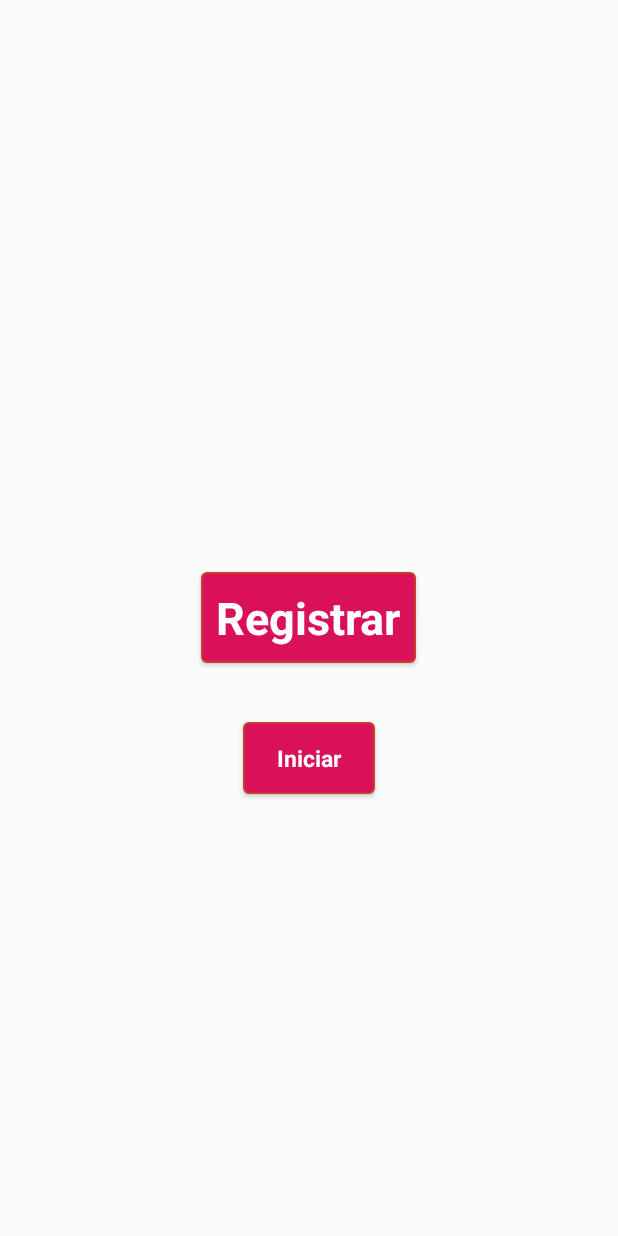
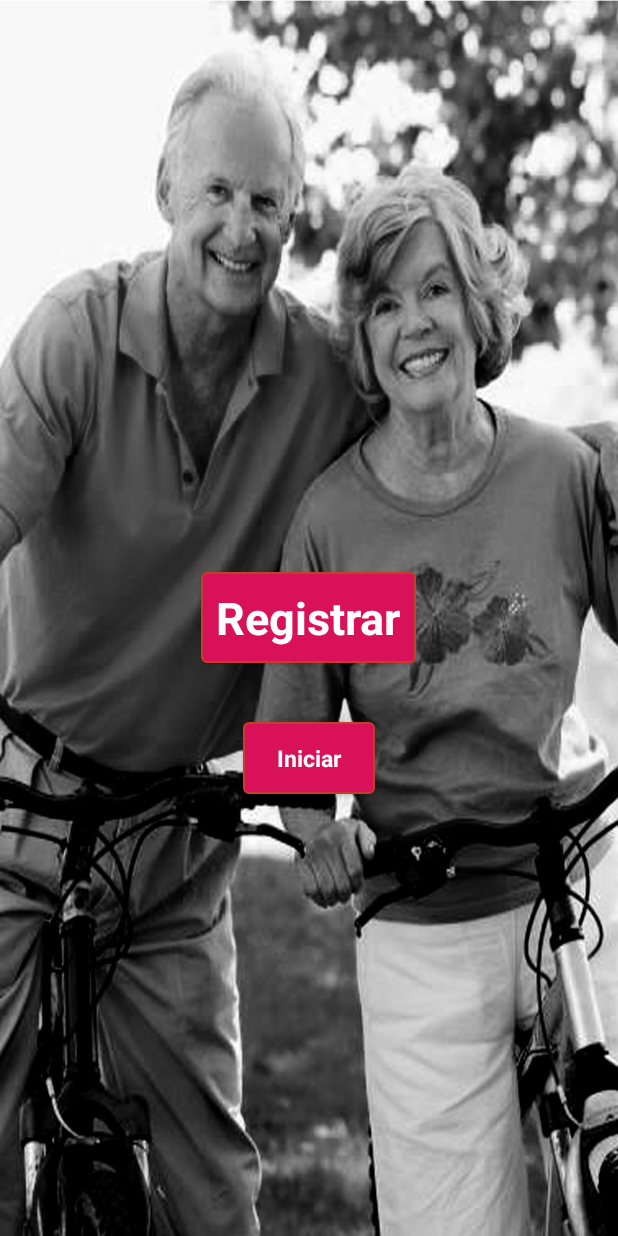
Before and after one commit to garyifm/Tinderly, an Android app: the screen it shows after launch (Index), on a phone screen of 412 x 824 dp. Run offline under Robolectric (Android 15) with nearby library versions, the phone set to English and light mode, and no system bars; libraries missing offline, so code that uses them is left out: com.parse; 8 statements that could not run were skipped.

Commit message:
background añadido

```diff
--- a/ParseStarterProject/src/main/res/layout/content_index.xml
+++ b/ParseStarterProject/src/main/res/layout/content_index.xml
@@ -10,7 +10,8 @@
     android:paddingTop="@dimen/activity_vertical_margin"
     app:layout_behavior="@string/appbar_scrolling_view_behavior"
     tools:context="com.parse.starter.Index"
-    tools:showIn="@layout/activity_index">
+    tools:showIn="@layout/activity_index"
+    android:background="@drawable/backtl">
 
     <Button
 
--- a/ParseStarterProject/src/main/res/values/styles.xml
+++ b/ParseStarterProject/src/main/res/values/styles.xml
@@ -11,6 +11,7 @@
     <!-- Base application theme. -->
     <style name="AppTheme" parent="Theme.AppCompat.Light.DarkActionBar">
         <!-- Customize your theme here. -->
+
     </style>
 
     <style name="AppTheme.NoActionBar">
@@ -39,4 +40,8 @@
         <item name="android:background">@drawable/roundstyle</item>
         <item name="android:padding">10dip</item>
     </style>
+
+    <style name="back">
+        <item name="android:background">@drawable/backtl</item>
+    </style>
 </resources>
```
Also changed, not shown: ParseStarterProject/src/main/res/drawable/backtl.jpg (added).
